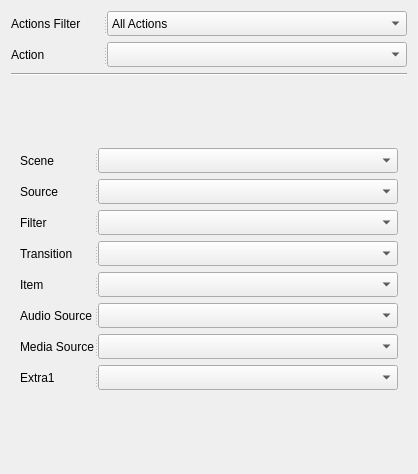
cpyarger/obs-studio, file UI/forms/OBSActionsWidget.ui: the form before one commit.
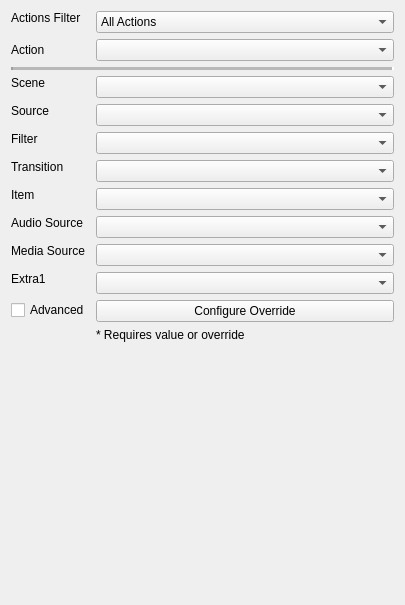
The form after the commit.

Commit message: Clean up Actions Widget, Convert to form layout, instead of grid, add show/hide pair functions, add support for overrides/advanced actions,clean up Settings Dialog UI

```diff
--- a/UI/forms/OBSActionsWidget.ui
+++ b/UI/forms/OBSActionsWidget.ui
@@ -7,7 +7,7 @@
     <x>0</x>
     <y>0</y>
     <width>405</width>
-    <height>474</height>
+    <height>605</height>
    </rect>
   </property>
   <property name="sizePolicy">
@@ -18,110 +18,38 @@
   </property>
   <property name="maximumSize">
    <size>
-    <width>16777215</width>
+    <width>405</width>
     <height>16777215</height>
    </size>
   </property>
   <property name="windowTitle">
    <string>OBS Actions Widget</string>
   </property>
-  <layout class="QGridLayout" name="gridLayout">
-   <item row="1" column="0">
-    <widget class="QSplitter" name="splitter_2">
-     <property name="orientation">
-      <enum>Qt::Horizontal</enum>
-     </property>
-     <widget class="QLabel" name="label_obs_output_action">
-      <property name="sizePolicy">
-       <sizepolicy hsizetype="Fixed" vsizetype="Fixed">
-        <horstretch>0</horstretch>
-        <verstretch>0</verstretch>
-       </sizepolicy>
-      </property>
-      <property name="maximumSize">
-       <size>
-        <width>100</width>
-        <height>25</height>
-       </size>
-      </property>
-      <property name="text">
-       <string>Action</string>
-      </property>
-     </widget>
-     <widget class="QComboBox" name="cb_obs_output_action">
-      <property name="sizePolicy">
-       <sizepolicy hsizetype="Fixed" vsizetype="Fixed">
-        <horstretch>0</horstretch>
-        <verstretch>0</verstretch>
-       </sizepolicy>
-      </property>
-      <property name="minimumSize">
-       <size>
-        <width>300</width>
-        <height>25</height>
-       </size>
-      </property>
-      <property name="maximumSize">
-       <size>
-        <width>300</width>
-        <height>25</height>
-       </size>
-      </property>
-     </widget>
-    </widget>
-   </item>
+  <layout class="QFormLayout" name="formLayout">
    <item row="2" column="0">
-    <widget class="Line" name="line">
-     <property name="orientation">
-      <enum>Qt::Horizontal</enum>
-     </property>
-    </widget>
-   </item>
-   <item row="0" column="0">
-    <widget class="QSplitter" name="splitter_obs_action">
-     <property name="orientation">
-      <enum>Qt::Vertical</enum>
-     </property>
-     <widget class="QSplitter" name="splitter">
-      <property name="orientation">
-       <enum>Qt::Horizontal</enum>
-      </property>
       <widget class="QLabel" name="label_obs_action">
        <property name="sizePolicy">
-        <sizepolicy hsizetype="Fixed" vsizetype="Fixed">
+      <sizepolicy hsizetype="Preferred" vsizetype="Fixed">
          <horstretch>0</horstretch>
          <verstretch>0</verstretch>
         </sizepolicy>
        </property>
-       <property name="maximumSize">
-        <size>
-         <width>100</width>
-         <height>25</height>
-        </size>
-       </property>
        <property name="text">
         <string>Actions Filter</string>
        </property>
-      </widget>
+     <property name="buddy">
+      <cstring>cb_obs_action</cstring>
+     </property>
+    </widget>
+   </item>
+   <item row="2" column="1">
       <widget class="QComboBox" name="cb_obs_action">
        <property name="sizePolicy">
-        <sizepolicy hsizetype="Fixed" vsizetype="Fixed">
+      <sizepolicy hsizetype="Preferred" vsizetype="Fixed">
          <horstretch>0</horstretch>
          <verstretch>0</verstretch>
         </sizepolicy>
        </property>
-       <property name="minimumSize">
-        <size>
-         <width>300</width>
-         <height>25</height>
-        </size>
-       </property>
-       <property name="maximumSize">
-        <size>
-         <width>300</width>
-         <height>25</height>
-        </size>
-       </property>
        <item>
         <property name="text">
          <string>All Actions</string>
@@ -153,407 +81,294 @@
         </property>
        </item>
       </widget>
-     </widget>
-    </widget>
-   </item>
-   <item row="3" column="0" alignment="Qt::AlignHCenter|Qt::AlignVCenter">
-    <widget class="QWidget" name="widget_obs_output" native="true">
-     <property name="sizePolicy">
-      <sizepolicy hsizetype="MinimumExpanding" vsizetype="MinimumExpanding">
-       <horstretch>0</horstretch>
-       <verstretch>0</verstretch>
-      </sizepolicy>
-     </property>
-     <layout class="QGridLayout" name="gridLayout_2">
-      <item row="0" column="0">
-       <spacer name="verticalSpacer_top">
-        <property name="orientation">
-         <enum>Qt::Vertical</enum>
-        </property>
-        <property name="sizeHint" stdset="0">
-         <size>
-          <width>20</width>
-          <height>3</height>
-         </size>
-        </property>
-       </spacer>
-      </item>
-      <item row="8" column="0">
-       <widget class="QSplitter" name="splitter_obs_output_media_source">
-        <property name="orientation">
-         <enum>Qt::Horizontal</enum>
-        </property>
-        <widget class="QLabel" name="label_obs_output_media_source">
-         <property name="sizePolicy">
-          <sizepolicy hsizetype="Fixed" vsizetype="Fixed">
-           <horstretch>0</horstretch>
-           <verstretch>0</verstretch>
-          </sizepolicy>
-         </property>
-         <property name="maximumSize">
-          <size>
-           <width>100</width>
-           <height>25</height>
-          </size>
-         </property>
-         <property name="text">
-          <string>Media Source</string>
-         </property>
-        </widget>
-        <widget class="QComboBox" name="cb_obs_output_media_source">
-         <property name="sizePolicy">
-          <sizepolicy hsizetype="Fixed" vsizetype="Fixed">
-           <horstretch>0</horstretch>
-           <verstretch>0</verstretch>
-          </sizepolicy>
-         </property>
-         <property name="minimumSize">
-          <size>
-           <width>300</width>
-           <height>25</height>
-          </size>
-         </property>
-         <property name="maximumSize">
-          <size>
-           <width>300</width>
-           <height>25</height>
-          </size>
-         </property>
-        </widget>
-       </widget>
-      </item>
-      <item row="11" column="0">
-       <spacer name="verticalSpacer_bottom">
-        <property name="orientation">
-         <enum>Qt::Vertical</enum>
-        </property>
-        <property name="sizeType">
-         <enum>QSizePolicy::MinimumExpanding</enum>
-        </property>
-        <property name="sizeHint" stdset="0">
-         <size>
-          <width>20</width>
-          <height>3</height>
-         </size>
-        </property>
-       </spacer>
       </item>
       <item row="3" column="0">
-       <widget class="QSplitter" name="splitter_obs_output_filter">
+    <widget class="QLabel" name="label_obs_output_action">
+     <property name="sizePolicy">
+      <sizepolicy hsizetype="Fixed" vsizetype="Fixed">
+       <horstretch>0</horstretch>
+       <verstretch>0</verstretch>
+      </sizepolicy>
+     </property>
+     <property name="maximumSize">
+      <size>
+       <width>100</width>
+       <height>25</height>
+      </size>
+     </property>
+     <property name="text">
+      <string>Action</string>
+     </property>
+     <property name="buddy">
+      <cstring>cb_obs_output_action</cstring>
+     </property>
+    </widget>
+   </item>
+   <item row="3" column="1">
+    <widget class="QComboBox" name="cb_obs_output_action">
+     <property name="sizePolicy">
+      <sizepolicy hsizetype="Preferred" vsizetype="Fixed">
+       <horstretch>0</horstretch>
+       <verstretch>0</verstretch>
+      </sizepolicy>
+     </property>
+    </widget>
+   </item>
+   <item row="4" column="0" colspan="2">
+    <widget class="Line" name="line">
+     <property name="sizePolicy">
+      <sizepolicy hsizetype="Preferred" vsizetype="Fixed">
+       <horstretch>0</horstretch>
+       <verstretch>0</verstretch>
+      </sizepolicy>
+     </property>
+     <property name="minimumSize">
+      <size>
+       <width>50</width>
+       <height>0</height>
+      </size>
+     </property>
+     <property name="lineWidth">
+      <number>2</number>
+     </property>
+     <property name="midLineWidth">
+      <number>100</number>
+     </property>
         <property name="orientation">
          <enum>Qt::Horizontal</enum>
         </property>
+    </widget>
+   </item>
+   <item row="5" column="0">
+    <widget class="QLabel" name="label_obs_output_scene">
+     <property name="sizePolicy">
+      <sizepolicy hsizetype="Preferred" vsizetype="Fixed">
+       <horstretch>0</horstretch>
+       <verstretch>0</verstretch>
+      </sizepolicy>
+     </property>
+     <property name="text">
+      <string>Scene</string>
+     </property>
+     <property name="buddy">
+      <cstring>cb_obs_output_scene</cstring>
+     </property>
+    </widget>
+   </item>
+   <item row="5" column="1">
+    <widget class="QComboBox" name="cb_obs_output_scene">
+     <property name="sizePolicy">
+      <sizepolicy hsizetype="Preferred" vsizetype="Fixed">
+       <horstretch>0</horstretch>
+       <verstretch>0</verstretch>
+      </sizepolicy>
+     </property>
+    </widget>
+   </item>
+   <item row="6" column="0">
+    <widget class="QLabel" name="label_obs_output_source">
+     <property name="sizePolicy">
+      <sizepolicy hsizetype="Preferred" vsizetype="Fixed">
+       <horstretch>0</horstretch>
+       <verstretch>0</verstretch>
+      </sizepolicy>
+     </property>
+     <property name="text">
+      <string>Source</string>
+     </property>
+     <property name="buddy">
+      <cstring>cb_obs_output_source</cstring>
+     </property>
+    </widget>
+   </item>
+   <item row="6" column="1">
+    <widget class="QComboBox" name="cb_obs_output_source">
+     <property name="sizePolicy">
+      <sizepolicy hsizetype="Preferred" vsizetype="Fixed">
+       <horstretch>0</horstretch>
+       <verstretch>0</verstretch>
+      </sizepolicy>
+     </property>
+    </widget>
+   </item>
+   <item row="7" column="0">
         <widget class="QLabel" name="label_obs_output_filter">
          <property name="sizePolicy">
-          <sizepolicy hsizetype="Fixed" vsizetype="Fixed">
+      <sizepolicy hsizetype="Preferred" vsizetype="Fixed">
            <horstretch>0</horstretch>
            <verstretch>0</verstretch>
           </sizepolicy>
          </property>
-         <property name="maximumSize">
-          <size>
-           <width>100</width>
-           <height>25</height>
-          </size>
-         </property>
          <property name="text">
           <string>Filter</string>
          </property>
-        </widget>
+     <property name="buddy">
+      <cstring>cb_obs_output_filter</cstring>
+     </property>
+    </widget>
+   </item>
+   <item row="7" column="1">
         <widget class="QComboBox" name="cb_obs_output_filter">
          <property name="sizePolicy">
-          <sizepolicy hsizetype="Fixed" vsizetype="Fixed">
+      <sizepolicy hsizetype="Preferred" vsizetype="Fixed">
            <horstretch>0</horstretch>
            <verstretch>0</verstretch>
           </sizepolicy>
          </property>
-         <property name="minimumSize">
-          <size>
-           <width>300</width>
-           <height>25</height>
-          </size>
-         </property>
-         <property name="maximumSize">
-          <size>
-           <width>300</width>
-           <height>25</height>
-          </size>
-         </property>
-        </widget>
-       </widget>
-      </item>
-      <item row="5" column="0">
-       <widget class="QSplitter" name="splitter_obs_output_transition">
-        <property name="orientation">
-         <enum>Qt::Horizontal</enum>
-        </property>
+    </widget>
+   </item>
+   <item row="8" column="0">
         <widget class="QLabel" name="label_obs_output_transition">
          <property name="sizePolicy">
-          <sizepolicy hsizetype="Fixed" vsizetype="Fixed">
+      <sizepolicy hsizetype="Preferred" vsizetype="Fixed">
            <horstretch>0</horstretch>
            <verstretch>0</verstretch>
           </sizepolicy>
          </property>
-         <property name="maximumSize">
-          <size>
-           <width>100</width>
-           <height>25</height>
-          </size>
-         </property>
          <property name="text">
           <string>Transition</string>
          </property>
-        </widget>
+     <property name="buddy">
+      <cstring>cb_obs_output_transition</cstring>
+     </property>
+    </widget>
+   </item>
+   <item row="8" column="1">
         <widget class="QComboBox" name="cb_obs_output_transition">
          <property name="sizePolicy">
-          <sizepolicy hsizetype="Fixed" vsizetype="Fixed">
+      <sizepolicy hsizetype="Preferred" vsizetype="Fixed">
            <horstretch>0</horstretch>
            <verstretch>0</verstretch>
           </sizepolicy>
          </property>
-         <property name="minimumSize">
-          <size>
-           <width>300</width>
-           <height>25</height>
-          </size>
-         </property>
-         <property name="maximumSize">
-          <size>
-           <width>300</width>
-           <height>25</height>
-          </size>
-         </property>
-        </widget>
-       </widget>
-      </item>
-      <item row="7" column="0">
-       <widget class="QSplitter" name="splitter_obs_output_audio_source">
-        <property name="orientation">
-         <enum>Qt::Horizontal</enum>
-        </property>
-        <widget class="QLabel" name="label_obs_output_audio_source">
-         <property name="sizePolicy">
-          <sizepolicy hsizetype="Fixed" vsizetype="Fixed">
-           <horstretch>0</horstretch>
-           <verstretch>0</verstretch>
-          </sizepolicy>
-         </property>
-         <property name="maximumSize">
-          <size>
-           <width>100</width>
-           <height>25</height>
-          </size>
-         </property>
-         <property name="text">
-          <string>Audio Source</string>
-         </property>
-        </widget>
-        <widget class="QComboBox" name="cb_obs_output_audio_source">
-         <property name="sizePolicy">
-          <sizepolicy hsizetype="Fixed" vsizetype="Fixed">
-           <horstretch>0</horstretch>
-           <verstretch>0</verstretch>
-          </sizepolicy>
-         </property>
-         <property name="minimumSize">
-          <size>
-           <width>300</width>
-           <height>25</height>
-          </size>
-         </property>
-         <property name="maximumSize">
-          <size>
-           <width>300</width>
-           <height>25</height>
-          </size>
-         </property>
-        </widget>
-       </widget>
-      </item>
-      <item row="2" column="0">
-       <widget class="QSplitter" name="splitter_obs_output_source">
-        <property name="orientation">
-         <enum>Qt::Horizontal</enum>
-        </property>
-        <widget class="QLabel" name="label_obs_output_source">
-         <property name="sizePolicy">
-          <sizepolicy hsizetype="Fixed" vsizetype="Fixed">
-           <horstretch>0</horstretch>
-           <verstretch>0</verstretch>
-          </sizepolicy>
-         </property>
-         <property name="maximumSize">
-          <size>
-           <width>100</width>
-           <height>25</height>
-          </size>
-         </property>
-         <property name="text">
-          <string>Source</string>
-         </property>
-        </widget>
-        <widget class="QComboBox" name="cb_obs_output_source">
-         <property name="sizePolicy">
-          <sizepolicy hsizetype="Fixed" vsizetype="Fixed">
-           <horstretch>0</horstretch>
-           <verstretch>0</verstretch>
-          </sizepolicy>
-         </property>
-         <property name="minimumSize">
-          <size>
-           <width>300</width>
-           <height>25</height>
-          </size>
-         </property>
-         <property name="maximumSize">
-          <size>
-           <width>300</width>
-           <height>25</height>
-          </size>
-         </property>
-        </widget>
-       </widget>
-      </item>
-      <item row="6" column="0">
-       <widget class="QSplitter" name="splitter_obs_output_item">
-        <property name="orientation">
-         <enum>Qt::Horizontal</enum>
-        </property>
+    </widget>
+   </item>
+   <item row="9" column="0">
         <widget class="QLabel" name="label_obs_output_item">
          <property name="sizePolicy">
-          <sizepolicy hsizetype="Fixed" vsizetype="Fixed">
+      <sizepolicy hsizetype="Preferred" vsizetype="Fixed">
            <horstretch>0</horstretch>
            <verstretch>0</verstretch>
           </sizepolicy>
          </property>
-         <property name="maximumSize">
-          <size>
-           <width>100</width>
-           <height>25</height>
-          </size>
-         </property>
          <property name="text">
           <string>Item</string>
          </property>
-        </widget>
+     <property name="buddy">
+      <cstring>cb_obs_output_item</cstring>
+     </property>
+    </widget>
+   </item>
+   <item row="9" column="1">
         <widget class="QComboBox" name="cb_obs_output_item">
          <property name="sizePolicy">
-          <sizepolicy hsizetype="Fixed" vsizetype="Fixed">
+      <sizepolicy hsizetype="Preferred" vsizetype="Fixed">
            <horstretch>0</horstretch>
            <verstretch>0</verstretch>
           </sizepolicy>
          </property>
-         <property name="minimumSize">
-          <size>
-           <width>300</width>
-           <height>25</height>
-          </size>
-         </property>
-         <property name="maximumSize">
-          <size>
-           <width>300</width>
-           <height>25</height>
-          </size>
-         </property>
-        </widget>
        </widget>
       </item>
       <item row="10" column="0">
-       <widget class="QSplitter" name="splitter_obs_output_action">
-        <property name="orientation">
-         <enum>Qt::Horizontal</enum>
-        </property>
-       </widget>
-      </item>
-      <item row="1" column="0">
-       <widget class="QSplitter" name="splitter_obs_output_scene">
-        <property name="orientation">
-         <enum>Qt::Horizontal</enum>
-        </property>
-        <widget class="QLabel" name="label_obs_output_scene">
+    <widget class="QLabel" name="label_obs_output_audio_source">
+     <property name="sizePolicy">
+      <sizepolicy hsizetype="Preferred" vsizetype="Fixed">
+       <horstretch>0</horstretch>
+       <verstretch>0</verstretch>
+      </sizepolicy>
+     </property>
+     <property name="text">
+      <string>Audio Source</string>
+     </property>
+     <property name="buddy">
+      <cstring>cb_obs_output_audio_source</cstring>
+     </property>
+    </widget>
+   </item>
+   <item row="10" column="1">
+    <widget class="QComboBox" name="cb_obs_output_audio_source">
          <property name="sizePolicy">
-          <sizepolicy hsizetype="Fixed" vsizetype="Fixed">
+      <sizepolicy hsizetype="Preferred" vsizetype="Fixed">
            <horstretch>0</horstretch>
            <verstretch>0</verstretch>
           </sizepolicy>
          </property>
-         <property name="maximumSize">
-          <size>
-           <width>100</width>
-           <height>25</height>
-          </size>
-         </property>
-         <property name="text">
-          <string>Scene</string>
-         </property>
-        </widget>
-        <widget class="QComboBox" name="cb_obs_output_scene">
+    </widget>
+   </item>
+   <item row="11" column="0">
+    <widget class="QLabel" name="label_obs_output_media_source">
          <property name="sizePolicy">
-          <sizepolicy hsizetype="Fixed" vsizetype="Fixed">
+      <sizepolicy hsizetype="Preferred" vsizetype="Fixed">
            <horstretch>0</horstretch>
            <verstretch>0</verstretch>
           </sizepolicy>
          </property>
-         <property name="minimumSize">
-          <size>
-           <width>300</width>
-           <height>25</height>
-          </size>
-         </property>
-         <property name="maximumSize">
-          <size>
-           <width>300</width>
-           <height>25</height>
-          </size>
-         </property>
-        </widget>
-       </widget>
-      </item>
-      <item row="9" column="0">
-       <widget class="QSplitter" name="splitter_obs_output_extra_1">
-        <property name="orientation">
-         <enum>Qt::Horizontal</enum>
-        </property>
+     <property name="text">
+      <string>Media Source</string>
+     </property>
+     <property name="buddy">
+      <cstring>cb_obs_output_media_source</cstring>
+     </property>
+    </widget>
+   </item>
+   <item row="11" column="1">
+    <widget class="QComboBox" name="cb_obs_output_media_source">
+     <property name="sizePolicy">
+      <sizepolicy hsizetype="Preferred" vsizetype="Fixed">
+       <horstretch>0</horstretch>
+       <verstretch>0</verstretch>
+      </sizepolicy>
+     </property>
+    </widget>
+   </item>
+   <item row="12" column="0">
         <widget class="QLabel" name="label_obs_output_extra_1">
          <property name="sizePolicy">
-          <sizepolicy hsizetype="Fixed" vsizetype="Fixed">
+      <sizepolicy hsizetype="Preferred" vsizetype="Fixed">
            <horstretch>0</horstretch>
            <verstretch>0</verstretch>
           </sizepolicy>
          </property>
-         <property name="maximumSize">
-          <size>
-           <width>100</width>
-           <height>25</height>
-          </size>
-         </property>
          <property name="text">
           <string>Extra1</string>
          </property>
-        </widget>
+     <property name="buddy">
+      <cstring>cb_obs_output_extra_1</cstring>
+     </property>
+    </widget>
+   </item>
+   <item row="12" column="1">
         <widget class="QComboBox" name="cb_obs_output_extra_1">
          <property name="sizePolicy">
-          <sizepolicy hsizetype="Fixed" vsizetype="Fixed">
+      <sizepolicy hsizetype="Preferred" vsizetype="Fixed">
            <horstretch>0</horstretch>
            <verstretch>0</verstretch>
           </sizepolicy>
          </property>
-         <property name="minimumSize">
-          <size>
-           <width>300</width>
-           <height>25</height>
-          </size>
-         </property>
-         <property name="maximumSize">
-          <size>
-           <width>300</width>
-           <height>25</height>
-          </size>
-         </property>
-        </widget>
-       </widget>
-      </item>
-     </layout>
+    </widget>
+   </item>
+   <item row="13" column="0">
+    <widget class="QCheckBox" name="check_advanced">
+     <property name="text">
+      <string>Advanced</string>
+     </property>
+    </widget>
+   </item>
+   <item row="15" column="1">
+    <widget class="QLabel" name="label_advanced">
+     <property name="text">
+      <string>* Requires value or override</string>
+     </property>
+     <property name="buddy">
+      <cstring>check_advanced</cstring>
+     </property>
+    </widget>
+   </item>
+   <item row="13" column="1">
+    <widget class="QPushButton" name="pb_override">
+     <property name="text">
+      <string>Configure Override</string>
+     </property>
     </widget>
    </item>
   </layout>
```
Left out of the diff: 35 changed lines with no effect on the pictures. Lines whose indentation alone changed are shown as unchanged. The commit also changes 10 other files.
